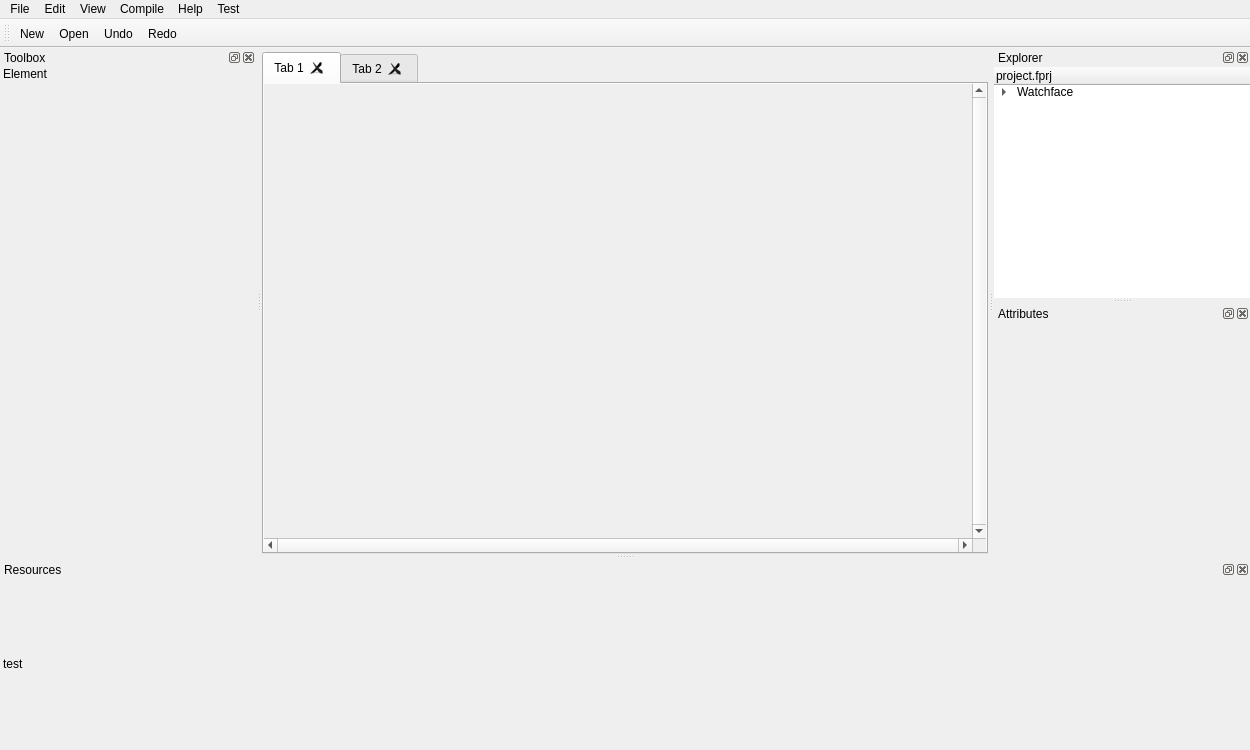
Before: the Qt Designer form src/window.ui in ooflet/Mi-Create, drawn with Qt 5.
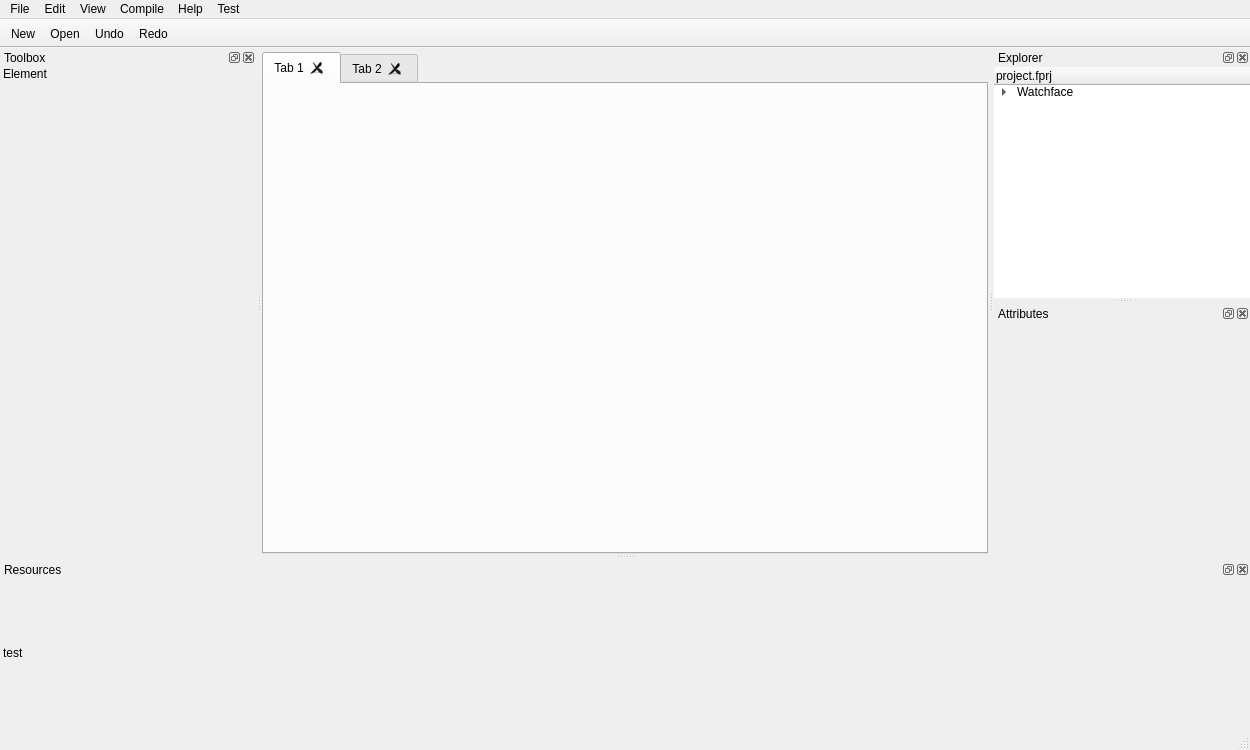
After: the same form once the commit is applied. Icons and pictures are not drawn. Custom widgets are drawn as their Qt base class.

The edit to the form file:
```diff
--- a/src/window.ui
+++ b/src/window.ui
@@ -81,9 +81,6 @@
         <string>Tab 1</string>
        </attribute>
        <layout class="QVBoxLayout" name="verticalLayout_2">
-        <property name="spacing">
-         <number>0</number>
-        </property>
         <property name="leftMargin">
          <number>0</number>
         </property>
@@ -97,59 +94,16 @@
          <number>0</number>
         </property>
         <item>
-         <widget class="QScrollArea" name="scrollArea">
+         <widget class="Canvas" name="canvas">
+          <property name="autoFillBackground">
+           <bool>false</bool>
+          </property>
           <property name="styleSheet">
-           <string notr="true"/>
+           <string notr="true">background-color: transparent</string>
           </property>
           <property name="frameShape">
            <enum>QFrame::NoFrame</enum>
           </property>
-          <property name="verticalScrollBarPolicy">
-           <enum>Qt::ScrollBarAlwaysOn</enum>
-          </property>
-          <property name="horizontalScrollBarPolicy">
-           <enum>Qt::ScrollBarAlwaysOn</enum>
-          </property>
-          <property name="widgetResizable">
-           <bool>true</bool>
-          </property>
-          <widget class="QWidget" name="scrollAreaWidgetContents">
-           <property name="geometry">
-            <rect>
-             <x>0</x>
-             <y>0</y>
-             <width>707</width>
-             <height>454</height>
-            </rect>
-           </property>
-           <layout class="QGridLayout" name="gridLayout_3">
-            <property name="leftMargin">
-             <number>0</number>
-            </property>
-            <property name="topMargin">
-             <number>0</number>
-            </property>
-            <property name="rightMargin">
-             <number>0</number>
-            </property>
-            <property name="bottomMargin">
-             <number>0</number>
-            </property>
-            <item row="0" column="0">
-             <widget class="Canvas" name="canvas">
-              <property name="autoFillBackground">
-               <bool>false</bool>
-              </property>
-              <property name="styleSheet">
-               <string notr="true">background-color: transparent</string>
-              </property>
-              <property name="frameShape">
-               <enum>QFrame::NoFrame</enum>
-              </property>
-             </widget>
-            </item>
-           </layout>
-          </widget>
          </widget>
         </item>
        </layout>
@@ -356,7 +310,7 @@
    <property name="minimumSize">
     <size>
      <width>300</width>
-     <height>115</height>
+     <height>162</height>
     </size>
    </property>
    <property name="maximumSize">
@@ -502,7 +456,7 @@
     <string>toolBar</string>
    </property>
    <property name="movable">
-    <bool>true</bool>
+    <bool>false</bool>
    </property>
    <property name="iconSize">
     <size>
@@ -524,6 +478,7 @@
    <addaction name="actionUndo"/>
    <addaction name="actionRedo"/>
   </widget>
+  <widget class="QStatusBar" name="statusBar"/>
   <action name="actionSave">
    <property name="text">
     <string>Save...</string>
```
Left out of the diff: 7 changed lines with no effect on the pictures.
